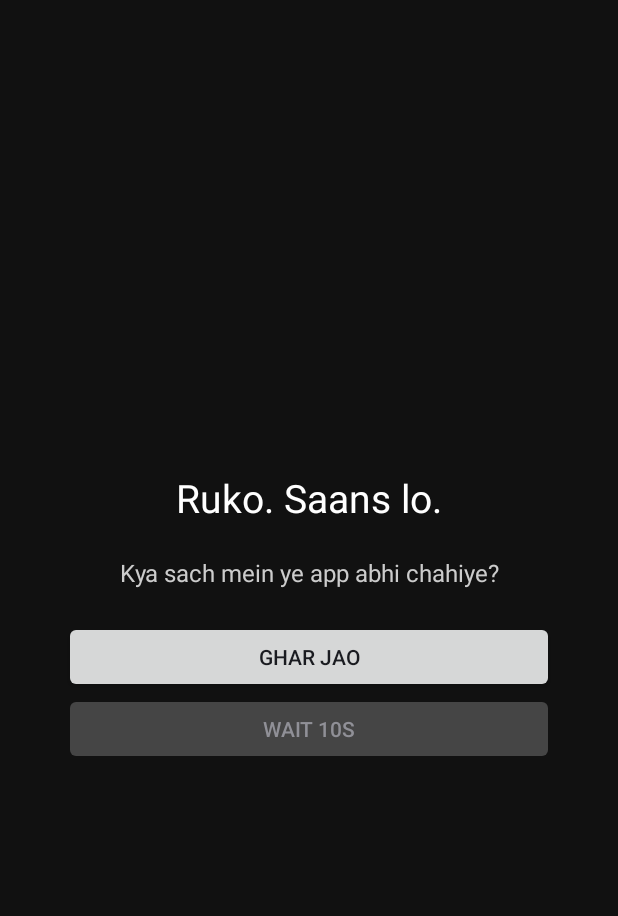
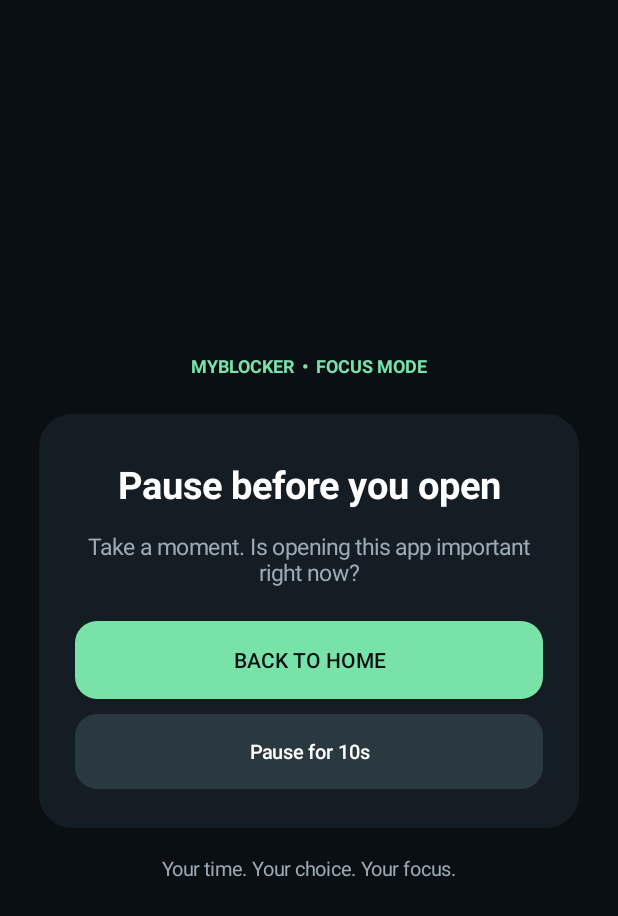
Before and after one commit to addresscomin/Dex, an Android app: the BlockActivity screen opened directly, with no data from a screen before it, on a phone screen of 412 x 824 dp. Shown: the top 916 px of the screen. Run offline under Robolectric (Android 15) with nearby library versions, the phone set to English and light mode, and no system bars.

Commit message:
Polish app pause screen to match focus dashboard

```diff
--- a/Blocker/app/src/main/java/com/me/blocker/BlockActivity.kt
+++ b/Blocker/app/src/main/java/com/me/blocker/BlockActivity.kt
@@ -2,56 +2,94 @@ package com.me.blocker
 
 import android.app.Activity
 import android.graphics.Color
+import android.graphics.Typeface
+import android.graphics.drawable.GradientDrawable
 import android.os.Bundle
 import android.os.CountDownTimer
+import android.content.Intent
 import android.view.Gravity
 import android.widget.Button
 import android.widget.LinearLayout
 import android.widget.TextView
-import android.content.Intent
 
 class BlockActivity : Activity() {
     private var timer: CountDownTimer? = null
+    private fun dp(v: Int) = (v * resources.displayMetrics.density).toInt()
+    private fun panel(color: Int, radius: Int = 22) = GradientDrawable().apply {
+        setColor(color); cornerRadius = dp(radius).toFloat()
+    }
+    private fun label(value: String, size: Float, color: Int, bold: Boolean = false) =
+        TextView(this).apply {
+            text = value; textSize = size; setTextColor(color); gravity = Gravity.CENTER
+            if (bold) setTypeface(typeface, Typeface.BOLD)
+        }
+
     override fun onCreate(b: Bundle?) {
         super.onCreate(b)
         val mode = intent.getStringExtra("mode") ?: "intent"
         val pkg = intent.getStringExtra("pkg") ?: ""
         val root = LinearLayout(this).apply {
-            orientation = LinearLayout.VERTICAL
-            gravity = Gravity.CENTER
-            setBackgroundColor(Color.parseColor("#111111"))
-            setPadding(64, 64, 64, 64)
+            orientation = LinearLayout.VERTICAL; gravity = Gravity.CENTER
+            setPadding(dp(26), dp(28), dp(26), dp(28))
+            setBackgroundColor(Color.rgb(10, 15, 20))
         }
-        val title = TextView(this).apply {
-            textSize = 26f; setTextColor(Color.WHITE); gravity = Gravity.CENTER
-            text = when (mode) {
-                "schedule" -> "Abhi blocked time hai"
-                "limit" -> "Aaj ki limit khatam"
-                else -> "Ruko. Saans lo."
+        root.addView(label("MYBLOCKER  •  FOCUS MODE", 12f, Color.rgb(120, 226, 169), true))
+        val card = LinearLayout(this).apply {
+            orientation = LinearLayout.VERTICAL; gravity = Gravity.CENTER
+            setPadding(dp(24), dp(30), dp(24), dp(26))
+            background = panel(Color.rgb(21, 29, 36))
         }
+        val title = when (mode) {
+            "schedule" -> "Focus time is active"
+            "limit" -> "Daily limit reached"
+            else -> "Pause before you open"
         }
-        val sub = TextView(this).apply {
-            textSize = 16f; setTextColor(Color.LTGRAY); gravity = Gravity.CENTER; setPadding(0, 32, 0, 32)
-            text = if (mode == "intent") "Kya sach mein ye app abhi chahiye?" else "Kal phir try karna."
+        card.addView(label(title, 25f, Color.WHITE, true))
+        val subtitle = when (mode) {
+            "schedule" -> "This app is paused during your scheduled focus hours."
+            "limit" -> "You have reached the time you set for selected apps today."
+            else -> "Take a moment. Is opening this app important right now?"
         }
-        val home = Button(this).apply { text = "Ghar jao"; setOnClickListener { goHome() } }
-        root.addView(title); root.addView(sub); root.addView(home)
+        card.addView(label(subtitle, 15f, Color.rgb(155, 171, 181)).apply {
+            setPadding(0, dp(14), 0, dp(22))
+        })
+        val home = Button(this).apply {
+            text = "BACK TO HOME"; isAllCaps = false; textSize = 14f
+            setTextColor(Color.rgb(10, 15, 20)); background = panel(Color.rgb(120, 226, 169), 15)
+            setOnClickListener { goHome() }
+        }
+        card.addView(home, LinearLayout.LayoutParams(-1, dp(52)))
         if (mode == "intent") {
-            val cont = Button(this).apply { isEnabled = false }
-            root.addView(cont)
-            val secs = Prefs.getInt(this, "wait", 10)
+            val cont = Button(this).apply {
+                isEnabled = false; isAllCaps = false; textSize = 13f
+                setTextColor(Color.WHITE); background = panel(Color.rgb(42, 56, 64), 15)
+            }
+            card.addView(cont, LinearLayout.LayoutParams(-1, dp(50)).apply { topMargin = dp(10) })
+            val secs = Prefs.getInt(this, "wait", 10).coerceIn(0, 300)
+            if (secs == 0) {
+                cont.text = "Continue for 5 minutes"
+                cont.isEnabled = true
+                cont.setOnClickListener { grantPass(pkg) }
+            } else {
                 timer = object : CountDownTimer(secs * 1000L, 1000) {
-                override fun onTick(ms: Long) { cont.text = "Wait ${ms / 1000 + 1}s" }
+                    override fun onTick(ms: Long) { cont.text = "Pause for ${ms / 1000 + 1}s" }
                     override fun onFinish() {
-                    cont.text = "Phir bhi kholo (5 min)"; cont.isEnabled = true
-                    cont.setOnClickListener {
-                        Prefs.setAllowUntil(this@BlockActivity, pkg, System.currentTimeMillis() + 5 * 60_000L)
-                        finish()
-                    }
+                        cont.text = "Continue for 5 minutes"; cont.isEnabled = true
+                        cont.setOnClickListener { grantPass(pkg) }
                     }
                 }.start()
             }
+        }
+        root.addView(card, LinearLayout.LayoutParams(-1, -2).apply {
+            topMargin = dp(24); bottomMargin = dp(18)
+        })
+        root.addView(label("Your time. Your choice. Your focus.", 13f, Color.rgb(155, 171, 181)))
         setContentView(root)
+    }
+
+    private fun grantPass(pkg: String) {
+        Prefs.setAllowUntil(this, pkg, System.currentTimeMillis() + 5 * 60_000L)
+        finish()
     }
     private fun goHome() {
         startActivity(Intent(Intent.ACTION_MAIN).addCategory(Intent.CATEGORY_HOME)
```
Lines whose indentation alone changed are shown as unchanged.
